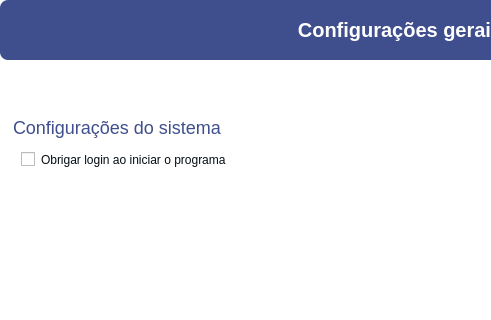
Before: the Qt Designer form Design/UI/configuracoesPage.ui in newprev/PrevCliente, drawn with Qt 5; both pictures show x 0 to 491 and y 0 to 320 of the 800 by 600 pixel window.
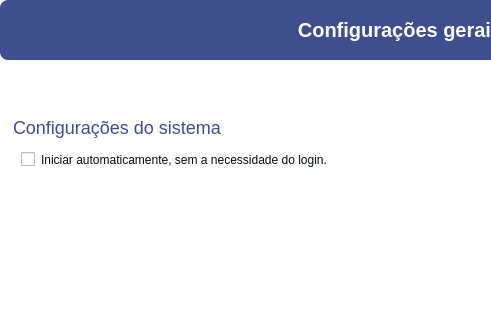
After: the same form once the commit is applied. Icons and pictures are not drawn.

Commit message: Atualização da tela de configurações

Diff of the .ui file:
```diff
--- a/Design/UI/configuracoesPage.ui
+++ b/Design/UI/configuracoesPage.ui
@@ -338,7 +338,7 @@
            <item alignment="Qt::AlignLeft">
             <widget class="QCheckBox" name="cbIniciaAutomatico">
              <property name="text">
-              <string>Obrigar login ao iniciar o programa</string>
+              <string>Iniciar automaticamente, sem a necessidade do login.</string>
              </property>
             </widget>
            </item>
```
The commit also changes 1 other file.
